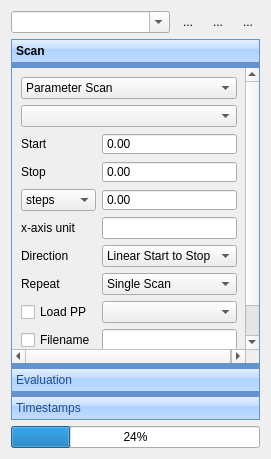
Before: the Qt Designer form ui/ScanControlUi.ui in MonroeQuantumNetworks/IonControl, drawn with Qt 5.
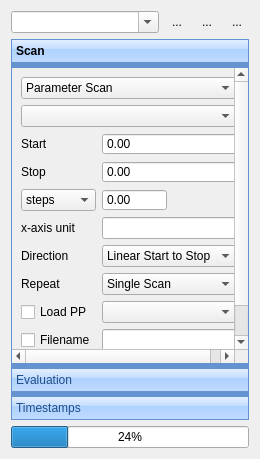
After: the same form once the commit is applied. Icons and pictures are not drawn. Custom widgets are drawn as their Qt base class.

Commit message: fix steps and stepsize in ScanControl UI

```diff
--- a/ui/ScanControlUi.ui
+++ b/ui/ScanControlUi.ui
@@ -6,7 +6,7 @@
    <rect>
     <x>0</x>
     <y>0</y>
-    <width>271</width>
+    <width>260</width>
     <height>459</height>
    </rect>
   </property>
@@ -132,7 +132,7 @@
        <rect>
         <x>0</x>
         <y>0</y>
-        <width>234</width>
+        <width>223</width>
         <height>303</height>
        </rect>
       </property>
@@ -181,25 +181,6 @@
            </property>
           </widget>
          </item>
-         <item row="4" column="2">
-          <widget class="QComboBox" name="scanTypeCombo">
-           <item>
-            <property name="text">
-             <string>Linear Start to Stop</string>
-            </property>
-           </item>
-           <item>
-            <property name="text">
-             <string>Linear Stop to Start</string>
-            </property>
-           </item>
-           <item>
-            <property name="text">
-             <string>Randomized</string>
-            </property>
-           </item>
-          </widget>
-         </item>
          <item row="4" column="0">
           <widget class="QLabel" name="label_5">
            <property name="text">
@@ -214,23 +195,6 @@
            </property>
           </widget>
          </item>
-         <item row="5" column="2">
-          <widget class="QComboBox" name="scanRepeatComboBox">
-           <item>
-            <property name="text">
-             <string>Single Scan</string>
-            </property>
-           </item>
-           <item>
-            <property name="text">
-             <string>Repeated Scan</string>
-            </property>
-           </item>
-          </widget>
-         </item>
-         <item row="7" column="2">
-          <widget class="QLineEdit" name="filenameEdit"/>
-         </item>
          <item row="2" column="0">
           <widget class="QComboBox" name="stepsCombo">
            <property name="frame">
@@ -255,32 +219,6 @@
            </property>
           </widget>
          </item>
-         <item row="3" column="2">
-          <widget class="QLineEdit" name="xUnitEdit"/>
-         </item>
-         <item row="1" column="2">
-          <widget class="MagnitudeSpinBox" name="stopBox">
-           <property name="buttonSymbols">
-            <enum>QAbstractSpinBox::NoButtons</enum>
-           </property>
-          </widget>
-         </item>
-         <item row="0" column="2">
-          <widget class="MagnitudeSpinBox" name="startBox">
-           <property name="sizePolicy">
-            <sizepolicy hsizetype="Minimum" vsizetype="Fixed">
-             <horstretch>1</horstretch>
-             <verstretch>0</verstretch>
-            </sizepolicy>
-           </property>
-           <property name="frame">
-            <bool>true</bool>
-           </property>
-           <property name="buttonSymbols">
-            <enum>QAbstractSpinBox::NoButtons</enum>
-           </property>
-          </widget>
-         </item>
          <item row="0" column="0">
           <widget class="QLabel" name="label">
            <property name="text">
@@ -302,9 +240,78 @@
            </property>
           </widget>
          </item>
-         <item row="6" column="2">
+         <item row="2" column="3">
+          <widget class="QLabel" name="stepsLabel">
+           <property name="text">
+            <string/>
+           </property>
+          </widget>
+         </item>
+         <item row="1" column="2" colspan="2">
+          <widget class="MagnitudeSpinBox" name="stopBox">
+           <property name="buttonSymbols">
+            <enum>QAbstractSpinBox::NoButtons</enum>
+           </property>
+          </widget>
+         </item>
+         <item row="0" column="2" colspan="2">
+          <widget class="MagnitudeSpinBox" name="startBox">
+           <property name="sizePolicy">
+            <sizepolicy hsizetype="Minimum" vsizetype="Fixed">
+             <horstretch>1</horstretch>
+             <verstretch>0</verstretch>
+            </sizepolicy>
+           </property>
+           <property name="frame">
+            <bool>true</bool>
+           </property>
+           <property name="buttonSymbols">
+            <enum>QAbstractSpinBox::NoButtons</enum>
+           </property>
+          </widget>
+         </item>
+         <item row="3" column="2" colspan="2">
+          <widget class="QLineEdit" name="xUnitEdit"/>
+         </item>
+         <item row="4" column="2" colspan="2">
+          <widget class="QComboBox" name="scanTypeCombo">
+           <item>
+            <property name="text">
+             <string>Linear Start to Stop</string>
+            </property>
+           </item>
+           <item>
+            <property name="text">
+             <string>Linear Stop to Start</string>
+            </property>
+           </item>
+           <item>
+            <property name="text">
+             <string>Randomized</string>
+            </property>
+           </item>
+          </widget>
+         </item>
+         <item row="5" column="2" colspan="2">
+          <widget class="QComboBox" name="scanRepeatComboBox">
+           <item>
+            <property name="text">
+             <string>Single Scan</string>
+            </property>
+           </item>
+           <item>
+            <property name="text">
+             <string>Repeated Scan</string>
+            </property>
+           </item>
+          </widget>
+         </item>
+         <item row="6" column="2" colspan="2">
           <widget class="QComboBox" name="loadPPComboBox"/>
          </item>
+         <item row="7" column="2" colspan="2">
+          <widget class="QLineEdit" name="filenameEdit"/>
+         </item>
         </layout>
        </item>
        <item>
```
The commit also changes 2 other files.
